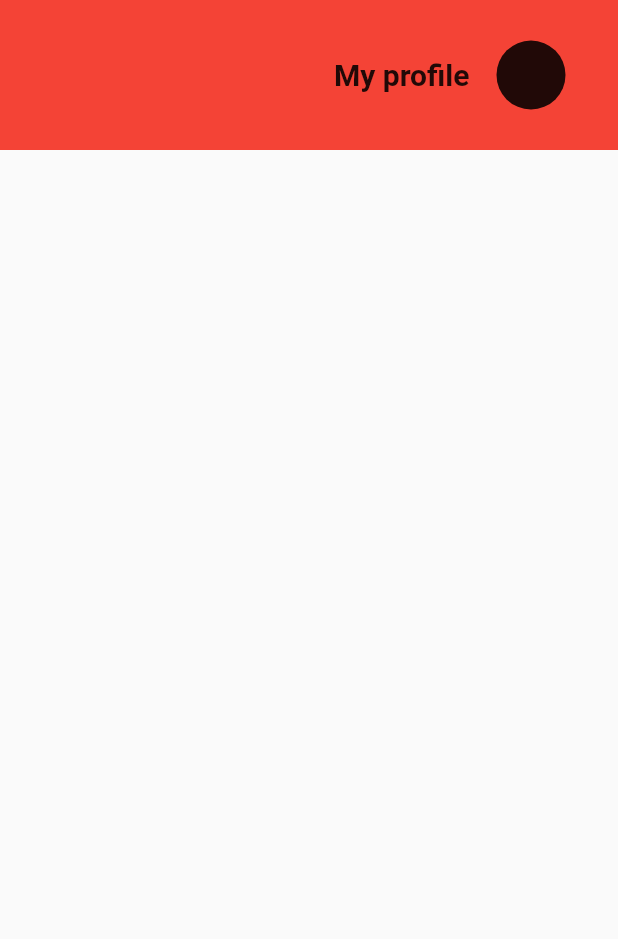
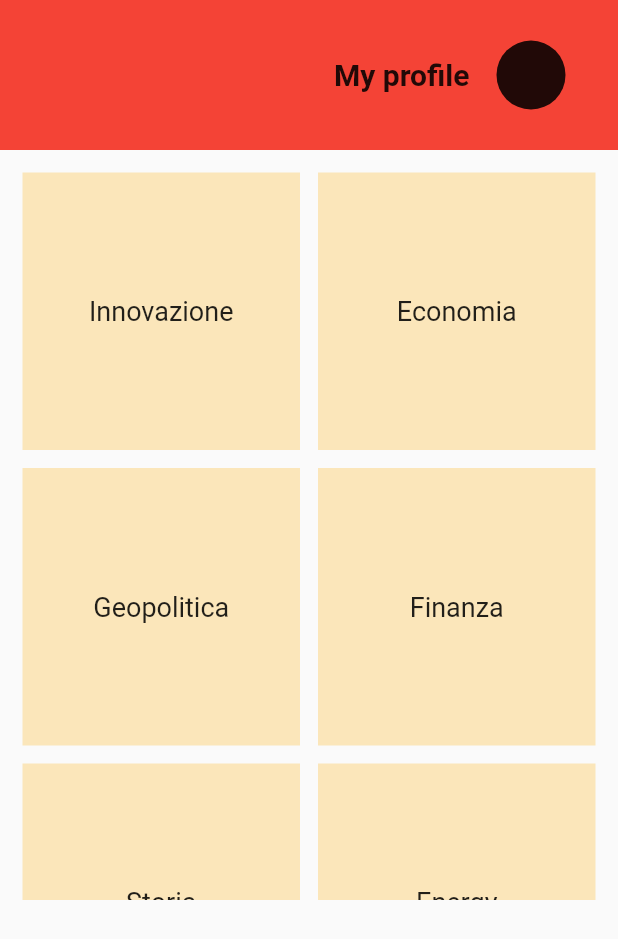
Before and after one commit to simonecarta/flutter_dopaboo, a Flutter app: the screen it shows after launch, on a phone screen of 412 x 824 dp. Shown: the top 939 px of the screen. Run offline on Flutter 3.47's test engine with Material 2 defaults, Android fonts, the light colour scheme and no system bars.

Commit message:
categories

```diff
--- /dev/null
+++ b/lib/categories.dart
@@ -0,0 +1,45 @@
+import 'package:flutter/material.dart';
+
+class categories extends StatefulWidget {
+  const categories({super.key});
+
+  @override
+  State<categories> createState() => _categoriesState();
+}
+
+class _categoriesState extends State<categories> {
+  List<String> listageneri = [
+    "Innovazione",
+    "Economia",
+    "Geopolitica",
+    "Finanza",
+    "Storia",
+    "Energy",
+    "Romanzi",
+    "Thriller",
+    "Gialli",
+    "Avventura"
+  ];
+
+  List<int> lista = [1, 2, 3, 4, 5, 6, 7, 8, 9, 10];
+
+  @override
+  Widget build(BuildContext context) {
+    return SizedBox(
+      height: 500,
+      child: GridView.builder(
+        padding: const EdgeInsets.all(15),
+        itemCount: 10,
+        gridDelegate: const SliverGridDelegateWithFixedCrossAxisCount(
+            crossAxisCount: 2, crossAxisSpacing: 12, mainAxisSpacing: 12),
+        itemBuilder: (context, index) {
+          return Container(
+            color: Color.fromARGB(111, 252, 204, 102),
+            alignment: Alignment.center,
+            child: Text(listageneri[index], style: TextStyle(fontSize: 18),),
+          );
+        },
+      ),
+    );
+  }
+}
--- a/lib/homepage.dart
+++ b/lib/homepage.dart
@@ -1,4 +1,5 @@
 import 'package:dopaboo/appbar.dart';
+import 'package:dopaboo/categories.dart';
 import 'package:flutter/material.dart';
 
 class HomePage extends StatefulWidget {
@@ -15,7 +16,7 @@ class _HomePageState extends State<HomePage> {
       body: Column(
         children: [
           TopBar(),
-
+          categories(),
         ],
       ),
     );
```
